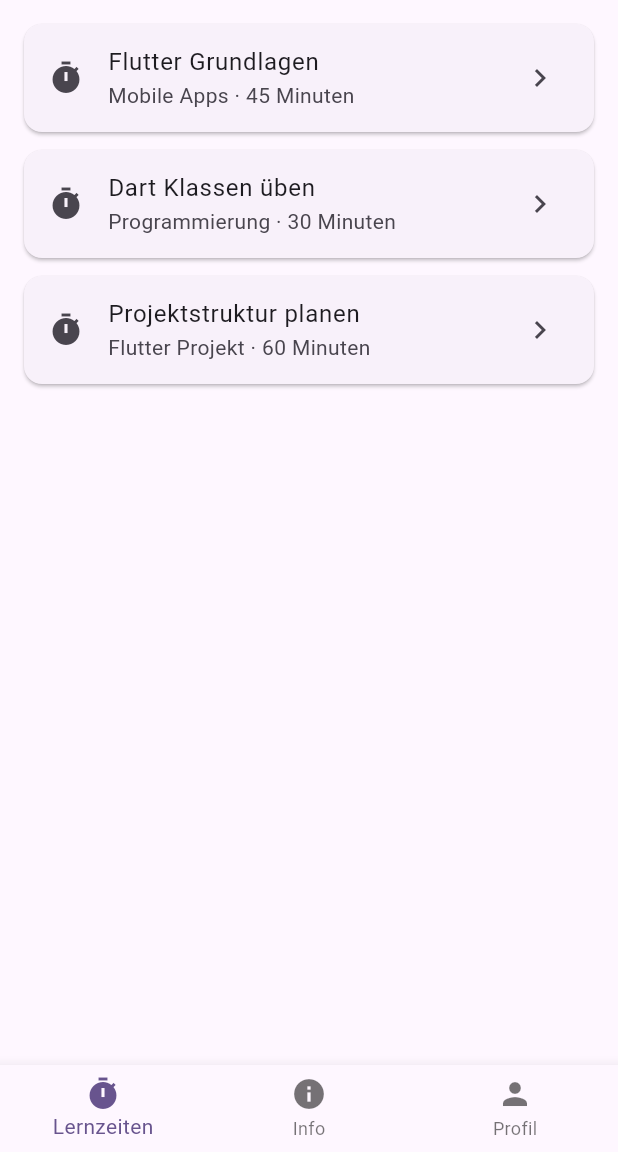
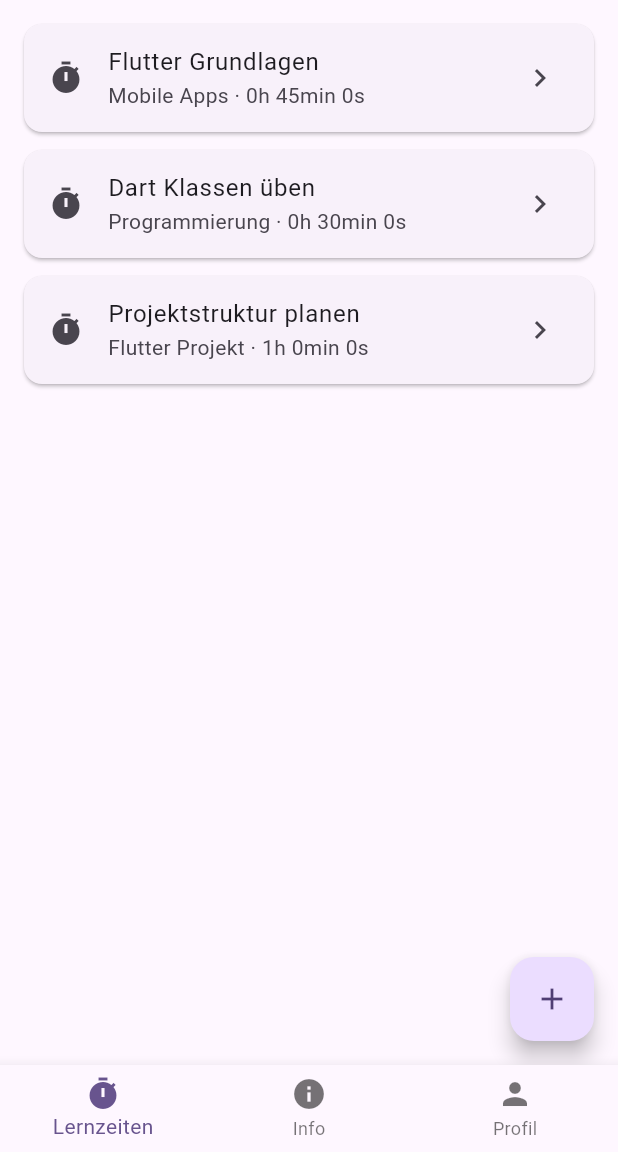
Before and after one commit to nevcel/Lernzeit-Tracker, a Flutter app: the screen it shows after launch, on a phone screen of 412 x 824 dp, the part 84-1236 px from its top. Run offline on Flutter 3.47's test engine with Material 3 defaults, Android fonts, the phone set to English and light mode, and no system bars.

Commit message:
Lernzeit Tracker um Timer, AddScreen und Validierung erweitert

```diff
--- a/lib/features/lernzeit_tracker/data/lernzeit_mock_data.dart
+++ b/lib/features/lernzeit_tracker/data/lernzeit_mock_data.dart
@@ -1,24 +1,23 @@
 import '../domain/lernzeit_session.dart';
 
-// Beispiel-Daten für Lernzeit-Sessions
 final mockLernzeitSessions = const [
   LernzeitSession(
     title: 'Flutter Grundlagen',
     description: 'Widgets, Scaffold und einfache Layouts wiederholen.',
-    durationMinutes: 45,
+    durationSeconds: 2700, // 45 Minuten
     subject: 'Mobile Apps',
   ),
   LernzeitSession(
     title: 'Dart Klassen üben',
     description: 'Klassen, Konstruktoren und final-Attribute verstehen.',
-    durationMinutes: 30,
+    durationSeconds: 1800, // 30 Minuten
     subject: 'Programmierung',
   ),
   LernzeitSession(
     title: 'Projektstruktur planen',
     description:
         'Ordner wie app, features, data, domain und presentation sauber aufbauen.',
-    durationMinutes: 60,
+    durationSeconds: 3600, // 60 Minuten
     subject: 'Flutter Projekt',
   ),
 ];
--- a/lib/features/lernzeit_tracker/domain/lernzeit_session.dart
+++ b/lib/features/lernzeit_tracker/domain/lernzeit_session.dart
@@ -1,20 +1,22 @@
 class LernzeitSession {
-  // Titel der Lernsession
   final String title;
-
-  // Beschreibung der Lerninhalte
   final String description;
-
-  // Dauer der Lernsession in Minuten
-  final int durationMinutes;
-
-  // Fach oder Thema der Lernsession
+  final int durationSeconds;
   final String subject;
 
   const LernzeitSession({
     required this.title,
     required this.description,
-    required this.durationMinutes,
+    required this.durationSeconds,
     required this.subject,
   });
+
+  // Formatiert Sekunden zu Stunden, Minuten und Sekunden
+  String get formattedDuration {
+    final hours = durationSeconds ~/ 3600;
+    final minutes = (durationSeconds % 3600) ~/ 60;
+    final seconds = durationSeconds % 60;
+
+    return '${hours}h ${minutes}min ${seconds}s';
+  }
 }
--- a/lib/features/lernzeit_tracker/presentation/lernzeit_detail_screen.dart
+++ b/lib/features/lernzeit_tracker/presentation/lernzeit_detail_screen.dart
@@ -55,7 +55,7 @@ class LernzeitDetailScreen extends StatelessWidget {
                   children: [
                     const Icon(Icons.timer),
                     const SizedBox(width: 8),
-                    Text('Dauer: ${session.durationMinutes} Minuten'),
+                    Text('Dauer: ${session.formattedDuration}'),
                   ],
                 ),
                 const SizedBox(height: 24),
--- a/lib/features/lernzeit_tracker/presentation/lernzeit_list_screen.dart
+++ b/lib/features/lernzeit_tracker/presentation/lernzeit_list_screen.dart
@@ -1,17 +1,32 @@
 import 'package:flutter/material.dart';
 
 import '../data/lernzeit_mock_data.dart';
+import '../domain/lernzeit_session.dart';
+import 'lernzeit_add_screen.dart';
 import 'lernzeit_detail_screen.dart';
 
-// Übersichtsseite für alle Lernzeit-Sessions.
-// Diese Klasse zeigt die vorhandenen Lernsessions als Liste an.
-class LernzeitListScreen extends StatelessWidget {
+class LernzeitListScreen extends StatefulWidget {
   const LernzeitListScreen({super.key});
+
+  @override
+  State<LernzeitListScreen> createState() => _LernzeitListScreenState();
+}
+
+class _LernzeitListScreenState extends State<LernzeitListScreen> {
+  // Veränderbare Liste der Lernzeit-Einträge
+  late List<LernzeitSession> sessions;
+
+  @override
+  void initState() {
+    super.initState();
+
+    // Startdaten aus den Mockup-Daten übernehmen
+    sessions = List.from(mockLernzeitSessions);
+  }
 
   @override
   Widget build(BuildContext context) {
     return Scaffold(
-      // Obere App-Leiste mit dem Titel der App
       appBar: AppBar(
         title: const Text('Lernzeit Tracker'),
         centerTitle: true,
@@ -20,27 +35,24 @@ class LernzeitListScreen extends StatelessWidget {
         elevation: 4,
       ),
 
-      // Erstellt eine scrollbare Liste aus den vorhandenen Lernzeit-Daten
+      // Anzeige aller gespeicherten Lernzeiten
       body: ListView.builder(
         padding: const EdgeInsets.all(16),
-        itemCount: mockLernzeitSessions.length,
+        itemCount: sessions.length,
         itemBuilder: (context, index) {
-          // Holt die aktuelle Lernsession aus der Liste
-          final session = mockLernzeitSessions[index];
+          final session = sessions[index];
 
           return Card(
             margin: const EdgeInsets.only(bottom: 12),
-
-            // Einzelner Listeneintrag für eine Lernsession
             child: ListTile(
               leading: const Icon(Icons.timer),
               title: Text(session.title),
               subtitle: Text(
-                '${session.subject} · ${session.durationMinutes} Minuten',
+                '${session.subject} · ${session.formattedDuration}'
               ),
               trailing: const Icon(Icons.chevron_right),
 
-              // Öffnet die Detailseite der ausgewählten Lernsession
+              // Öffnet die Detailansicht des ausgewählten Eintrags
               onTap: () {
                 Navigator.push(
                   context,
@@ -54,6 +66,22 @@ class LernzeitListScreen extends StatelessWidget {
           );
         },
       ),
+
+      floatingActionButton: FloatingActionButton(
+        onPressed: () async {
+          final newSession = await Navigator.push<LernzeitSession>(
+            context,
+            MaterialPageRoute(builder: (context) => const LernzeitAddScreen()),
+          );
+
+          if (newSession != null) {
+            setState(() {
+              sessions.add(newSession);
+            });
+          }
+        },
+        child: const Icon(Icons.add),
+      ),
     );
   }
 }
```
Also changed, not shown: lib/features/lernzeit_tracker/presentation/lernzeit_add_screen.dart (added, +187 -0 lines).
